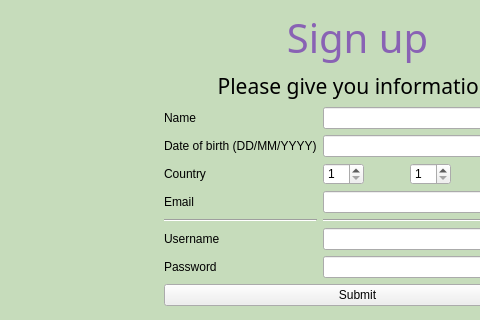
Qt form C201_NewBeginnings/newBeginnings/mainwindow.ui (cgneo/CarbonTracker) before a commit; both pictures show x 123 to 603 and y 135 to 455 of the 961 by 679 pixel window.
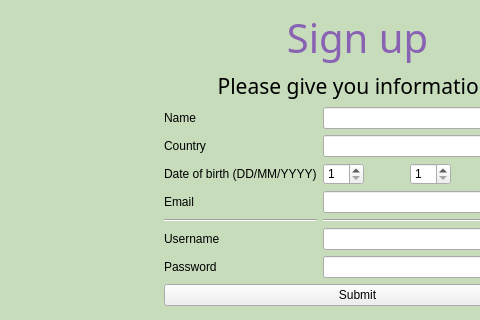
The same form after that commit. The open tabs and pages were chosen to show the change.

```diff
--- a/C201_NewBeginnings/newBeginnings/mainwindow.ui
+++ b/C201_NewBeginnings/newBeginnings/mainwindow.ui
@@ -6,7 +6,7 @@
    <rect>
     <x>0</x>
     <y>0</y>
-    <width>865</width>
+    <width>928</width>
     <height>679</height>
    </rect>
   </property>
@@ -1105,13 +1105,6 @@
                         </property>
                        </widget>
                       </item>
-                      <item>
-                       <widget class="QLabel" name="label_10">
-                        <property name="text">
-                         <string>Date of birth (DD/MM/YYYY)</string>
-                        </property>
-                       </widget>
-                      </item>
                       <item>
                        <widget class="QLabel" name="label_7">
                         <property name="text">
@@ -1119,6 +1112,13 @@
                         </property>
                        </widget>
                       </item>
+                      <item>
+                       <widget class="QLabel" name="label_10">
+                        <property name="text">
+                         <string>Date of birth (DD/MM/YYYY)</string>
+                        </property>
+                       </widget>
+                      </item>
                       <item>
                        <widget class="QLabel" name="label_8">
                         <property name="text">
```
Left out of the diff: 2 changed lines with no effect on the pictures.
